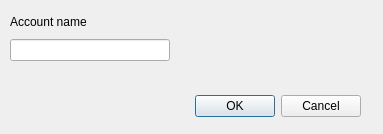
Above: UI/create_account_dialog.ui from Stefan12321/account_manager before the change. Below: the same form after it.
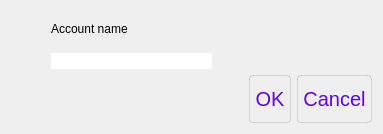
That is the form after the change.

What changed in the file:
```diff
--- a/UI/create_account_dialog.ui
+++ b/UI/create_account_dialog.ui
@@ -13,31 +13,54 @@
   <property name="windowTitle">
    <string>Dialog</string>
   </property>
-  <widget class="QDialogButtonBox" name="buttonBox">
-   <property name="geometry">
-    <rect>
-     <x>20</x>
-     <y>90</y>
-     <width>341</width>
-     <height>32</height>
-    </rect>
-   </property>
+  <property name="styleSheet">
+   <string notr="true">QPushButton{
+height: 36px;
+border: 1px solid;
+border-radius: 4px;
+border-color:  rgba(0, 0, 0, 0.12);
+color: #6200ee;
+font: &quot;Roboto&quot;;
+font-size: 20px;
+padding: 5px
+}
+QPushButton::hover{
+	background-color: rgb(230, 230, 230);
+}
+QPushButton::pressed{
+	background-color: rgb(179, 179, 179);
+}
+
+QListWidget{
+border: none;
+}
+QLineEdit{
+border: none;
+}</string>
+  </property>
+  <property name="locale">
+   <locale language="English" country="UnitedStates"/>
+  </property>
+  <layout class="QVBoxLayout" name="verticalLayout_2">
+   <item>
+    <layout class="QHBoxLayout" name="horizontalLayout">
+     <item>
+      <spacer name="horizontalSpacer">
    <property name="orientation">
     <enum>Qt::Horizontal</enum>
    </property>
-   <property name="standardButtons">
-    <set>QDialogButtonBox::Cancel|QDialogButtonBox::Ok</set>
-   </property>
-  </widget>
-  <widget class="QWidget" name="verticalLayoutWidget">
-   <property name="geometry">
-    <rect>
-     <x>10</x>
-     <y>10</y>
-     <width>160</width>
-     <height>51</height>
-    </rect>
-   </property>
+       <property name="sizeType">
+        <enum>QSizePolicy::Preferred</enum>
+       </property>
+       <property name="sizeHint" stdset="0">
+        <size>
+         <width>40</width>
+         <height>20</height>
+        </size>
+       </property>
+      </spacer>
+     </item>
+     <item>
    <layout class="QVBoxLayout" name="verticalLayout">
     <item>
      <widget class="QLabel" name="label">
@@ -50,7 +73,39 @@
      <widget class="QLineEdit" name="lineEdit"/>
     </item>
    </layout>
-  </widget>
+     </item>
+     <item>
+      <spacer name="horizontalSpacer_2">
+       <property name="orientation">
+        <enum>Qt::Horizontal</enum>
+       </property>
+       <property name="sizeType">
+        <enum>QSizePolicy::Expanding</enum>
+       </property>
+       <property name="sizeHint" stdset="0">
+        <size>
+         <width>40</width>
+         <height>20</height>
+        </size>
+       </property>
+      </spacer>
+     </item>
+    </layout>
+   </item>
+   <item>
+    <widget class="QDialogButtonBox" name="buttonBox">
+     <property name="locale">
+      <locale language="English" country="UnitedStates"/>
+     </property>
+     <property name="orientation">
+      <enum>Qt::Horizontal</enum>
+     </property>
+     <property name="standardButtons">
+      <set>QDialogButtonBox::Cancel|QDialogButtonBox::Ok</set>
+     </property>
+    </widget>
+   </item>
+  </layout>
  </widget>
  <resources/>
  <connections>
```
Left out of the diff: 2 changed lines with no effect on the pictures. Lines whose indentation alone changed are shown as unchanged.
